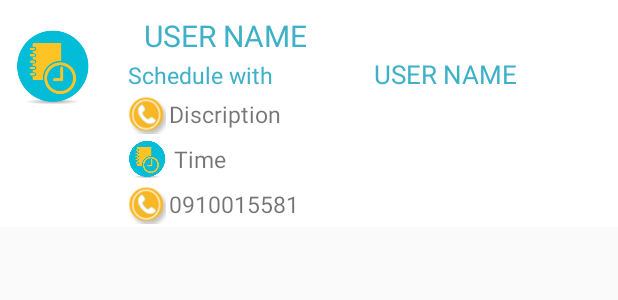
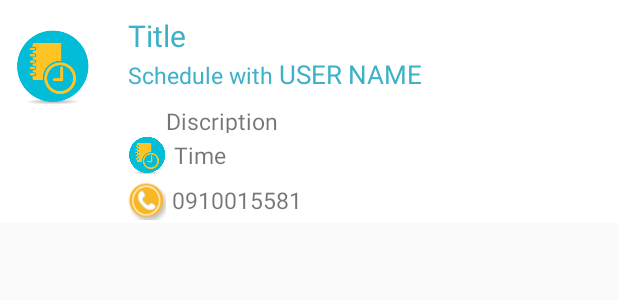
Before and after one commit to Emanuz/Deeplife-Android-, an Android app: the layout schedule_item.xml on its own in the app's theme, with its tools: preview values and no code run, on a phone screen of 412 x 824 dp. Shown: the top 300 px of the screen. Run offline under Robolectric (Android 15) with nearby library versions, the phone set to English and light mode, and no system bars.

Commit message:
new changes

```diff
--- a/app/src/main/java/com/gcme/deeplife/Activities/Splash.java
+++ b/app/src/main/java/com/gcme/deeplife/Activities/Splash.java
@@ -26,7 +26,7 @@ public class Splash extends Activity {
         	@Override
         	public void run() {
         		try {
-        			sleep(1000);
+        			sleep( 1000);
         		} catch(InterruptedException e){
         		} finally {
         			getNextActivity();
--- a/app/src/main/java/com/gcme/deeplife/Database/Database.java
+++ b/app/src/main/java/com/gcme/deeplife/Database/Database.java
@@ -306,7 +306,7 @@ public class Database {
         Log.i(TAG, "GetDiscipleProfile");
         Disciples dis = new Disciples();
         String DB_Table = DeepLife.Table_DISCIPLES;
-        Cursor c = myDatabase.query(DB_Table, getColumns(DB_Table), null, null, null, null, null);
+        Cursor c = myDatabase.query(DB_Table, getColumns(DB_Table), null, null, null, null, DeepLife.SCHEDULES_COLUMN[0] + " DESC");
         if(c != null){
             c.moveToFirst();
             for(int i=0; i<c.getCount();i++){
--- a/app/src/main/java/com/gcme/deeplife/DeepLife.java
+++ b/app/src/main/java/com/gcme/deeplife/DeepLife.java
@@ -18,6 +18,7 @@ public class DeepLife extends Application {
     private static final int JOB_ID = 100;
     private JobScheduler myJobScheduler;
     public static Database myDatabase;
+
     @Override
     public void onCreate() {
         super.onCreate();
--- a/app/src/main/java/com/gcme/deeplife/Schedule/AddSchedule.java
+++ b/app/src/main/java/com/gcme/deeplife/Schedule/AddSchedule.java
@@ -231,9 +231,8 @@ public class AddSchedule extends AppCompatActivity implements android.app.TimePi
 		values.put(DeepLife.SCHEDULES_FIELDS[1], ed_title.getText().toString());
 		values.put(DeepLife.SCHEDULES_FIELDS[2], reminderDateTime);
 		values.put(DeepLife.SCHEDULES_FIELDS[3],0);
-		values.put(DeepLife.SCHEDULES_FIELDS[3], ed_descr.getText().toString());
+		values.put(DeepLife.SCHEDULES_FIELDS[4], ed_descr.getText().toString());
 
-		Toast.makeText(getApplicationContext(),"Alarm Set",Toast.LENGTH_LONG).show();
 		long i = com.gcme.deeplife.DeepLife.myDatabase.insert(DeepLife.Table_SCHEDULES,values);
 		if(i!=-1){
 			new ReminderManager(this).setReminder(i, mCalendar);
@@ -245,9 +244,10 @@ public class AddSchedule extends AppCompatActivity implements android.app.TimePi
 			if(myBD.insert(DeepLife.Table_LOGS, cv1)!=-1){
 
 			}*/
-			Toast.makeText(getApplicationContext(),"Alarm Successfully Added!",Toast.LENGTH_SHORT).show();
+            Toast.makeText(getApplicationContext(),"Alarm Successfully Set!",Toast.LENGTH_SHORT).show();
 			Intent intent = new Intent(AddSchedule.this,MainActivity.class);
 			startActivity(intent);
+            finish();
 		}
 
 	}
--- a/app/src/main/res/layout/schedule_item.xml
+++ b/app/src/main/res/layout/schedule_item.xml
@@ -47,8 +47,7 @@
                         <TextView
                             android:layout_width="match_parent"
                             android:layout_height="wrap_content"
-                            android:layout_marginLeft="10dp"
-                            android:text="USER NAME"
+                            android:text="Title"
                             android:id="@+id/schedule_title"
                             android:gravity="center_horizontal"
                             android:textColor="#3eb1c8"
@@ -74,7 +73,8 @@
                             android:textColor="#3eb1c8"
                             android:textSize="15dp" />
                         <TextView
-                            android:layout_width="match_parent"
+                            android:layout_marginLeft="3dp"
+                            android:layout_width="wrap_content"
                             android:layout_height="wrap_content"
                             android:text="USER NAME"
                             android:id="@+id/schedule_with_name"
@@ -88,19 +88,14 @@
                         android:layout_height="wrap_content"
                         >
 
-                        <ImageView
-                            android:layout_width="25dp"
-                            android:layout_height="30dp"
-                            android:id="@+id/phoneimage"
-                            android:src="@drawable/phone"
-                             />
-                        <TextView
+                         <TextView
                             android:layout_width="wrap_content"
                             android:layout_height="wrap_content"
                             android:layout_gravity="center_vertical|center_horizontal"
                             android:text="Discription"
                             android:id="@+id/scheduledisciption"
-                            android:layout_marginLeft="2dp"
+                             android:layout_marginTop = "6dp"
+                            android:layout_marginLeft="25dp"
                             android:textSize="15dp"
                             />
 
@@ -146,13 +141,14 @@
                             android:id="@+id/schedule_disc_image"
                             android:src="@drawable/phone"
                             />
+
                         <TextView
                             android:layout_width="wrap_content"
                             android:layout_height="wrap_content"
                             android:layout_gravity="center_vertical|center_horizontal"
                             android:text="0910015581"
                             android:id="@+id/schedulephone"
-                            android:layout_marginLeft="2dp"
+                            android:layout_marginLeft="4dp"
                             android:textSize="15dp"
                             />
 
```
Also changed, not shown: app/src/main/java/com/gcme/deeplife/Activities/AddDisciple.java (+1 -29 lines), app/src/main/java/com/gcme/deeplife/Disciples/DiscipleListAdapter.java (+10 -2 lines), app/src/main/java/com/gcme/deeplife/Schedule/OnAlarmReceiver.java (+31 -1 lines), app/src/main/java/com/gcme/deeplife/Schedule/ReminderService.java (+4 -5 lines), app/src/main/java/com/gcme/deeplife/Schedule/Schedules.java (+7 -78 lines), 1 other file.
